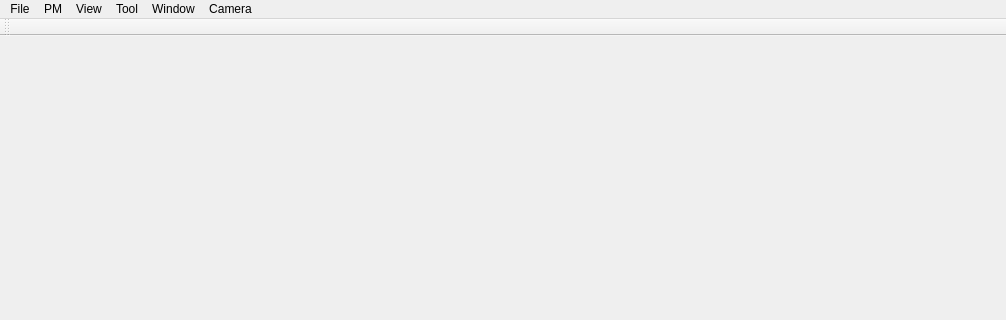
Above: ZoningPlanner/MainWindow.ui from gnishida/ZoningPlanner before the change; both pictures show x 0 to 1006 and y 0 to 320 of the 1006 by 800 pixel window. Below: the same form after it.
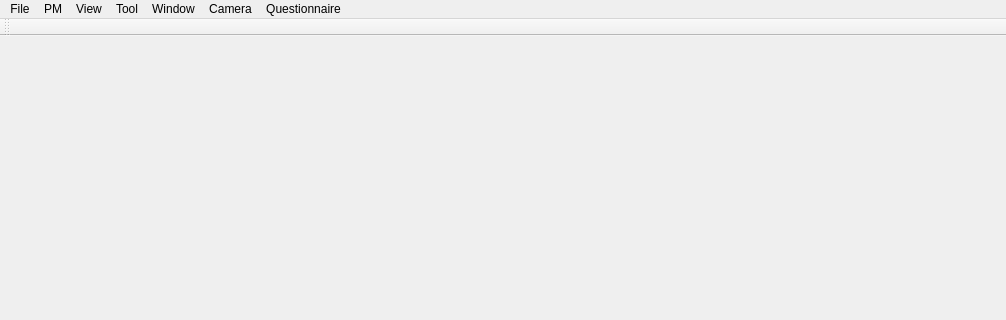
That is the form after the change. Icons and pictures are not drawn.

The edit to the form file:
```diff
--- a/ZoningPlanner/MainWindow.ui
+++ b/ZoningPlanner/MainWindow.ui
@@ -87,12 +87,19 @@
     </property>
     <addaction name="actionBestPlan"/>
    </widget>
+   <widget class="QMenu" name="menuQuestionaire">
+    <property name="title">
+     <string>Questionnaire</string>
+    </property>
+    <addaction name="actionQuestionnaireStart"/>
+   </widget>
    <addaction name="menuFile"/>
    <addaction name="menuPM"/>
    <addaction name="menuView"/>
    <addaction name="menuTool"/>
    <addaction name="menuWindow"/>
    <addaction name="menuCamera"/>
+   <addaction name="menuQuestionaire"/>
   </widget>
   <widget class="QToolBar" name="fileToolBar">
    <attribute name="toolBarArea">
```
Left out of the diff: 5 changed lines with no effect on the pictures.
